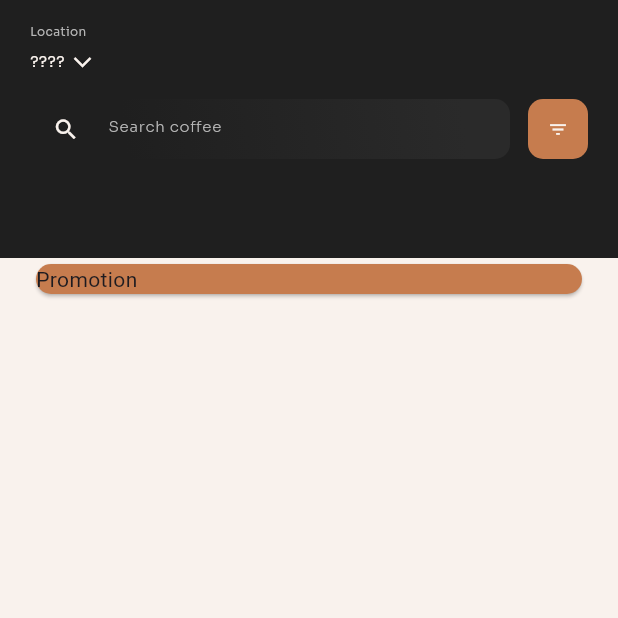
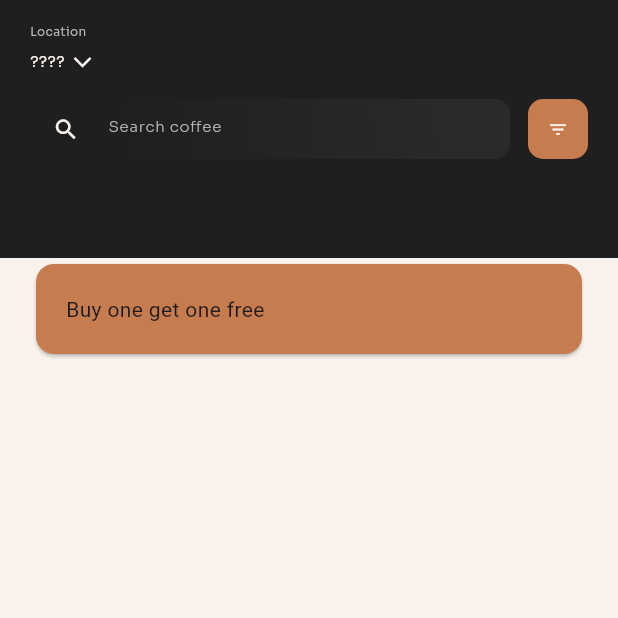
Before and after one commit to Luisz576/CoffeShopFlutter, a Flutter app: the screen it shows after launch, on a phone screen of 412 x 824 dp, the top half of it. Run offline on Flutter 3.47's test engine with Material 3 defaults, Android fonts, the phone set to English and light mode, and no system bars; our stand-ins replace either_dart, google_fonts; missing offline and left inert: auto_injector.

Commit message:
promotion card

```diff
--- /dev/null
+++ b/coffee_shop/lib/app/interactor/entities/promotion_entity.dart
@@ -0,0 +1,9 @@
+class PromotionEntity {
+	final int id;
+	final String title;
+
+	PromotionEntity({
+		required this.id,
+		required this.title
+	});
+}
--- a/coffee_shop/lib/app/ui/pages/home_page.dart
+++ b/coffee_shop/lib/app/ui/pages/home_page.dart
@@ -1,3 +1,4 @@
+import 'package:coffee_shop/app/interactor/entities/promotion_entity.dart';
 import 'package:coffee_shop/app/interactor/states/session_state.dart';
 import 'package:coffee_shop/app/translatable_text.dart';
 import 'package:coffee_shop/app/ui/coffee_shop_colors.dart';
@@ -84,7 +85,12 @@ class HomePage extends StatelessWidget {
 						),
 					),
 					// # promotion #
-					const PromotionCard()
+					PromotionCard(
+						promotion: PromotionEntity(
+							id: 2,
+							title: "Buy one get one free"
+						),
+					)
 					//TODO: PRODUCTS
 				],
 			),
--- a/coffee_shop/lib/app/ui/widgets/promotion_card.dart
+++ b/coffee_shop/lib/app/ui/widgets/promotion_card.dart
@@ -1,16 +1,25 @@
+import 'package:coffee_shop/app/interactor/entities/promotion_entity.dart';
 import 'package:coffee_shop/app/ui/coffee_shop_colors.dart';
 import 'package:flutter/material.dart';
 
 class PromotionCard extends StatelessWidget {
-  const PromotionCard({super.key});
+	final PromotionEntity promotion;
+
+  const PromotionCard({
+		required this.promotion,
+		super.key
+	});
 
   @override
   Widget build(BuildContext context) {
-    return Container(
+    return SizedBox(
 			width: MediaQuery.of(context).size.width - 40,
 			child: Card(
 				color: CoffeeShopColors.primaryColor,
-				child: Text("Promotion"),
+				child: Padding(
+					padding: const EdgeInsets.all(20),
+					child: Text(promotion.title),
+				),
 			),
 		);
   }
```
Also changed, not shown: 1 other file.
